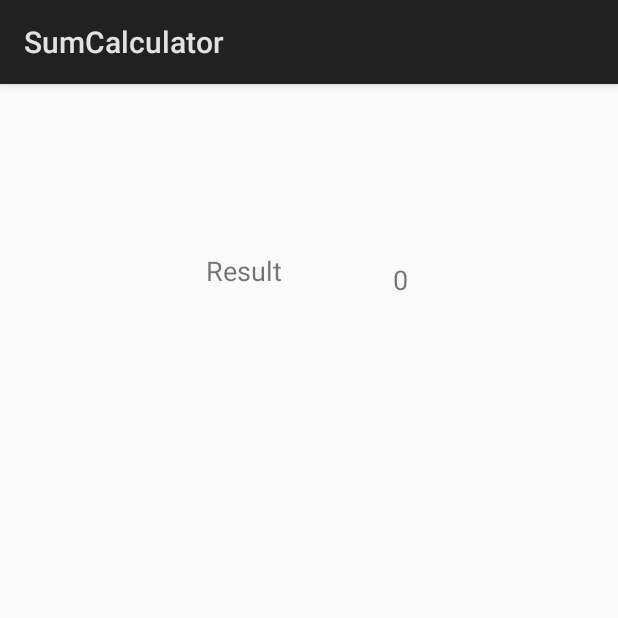
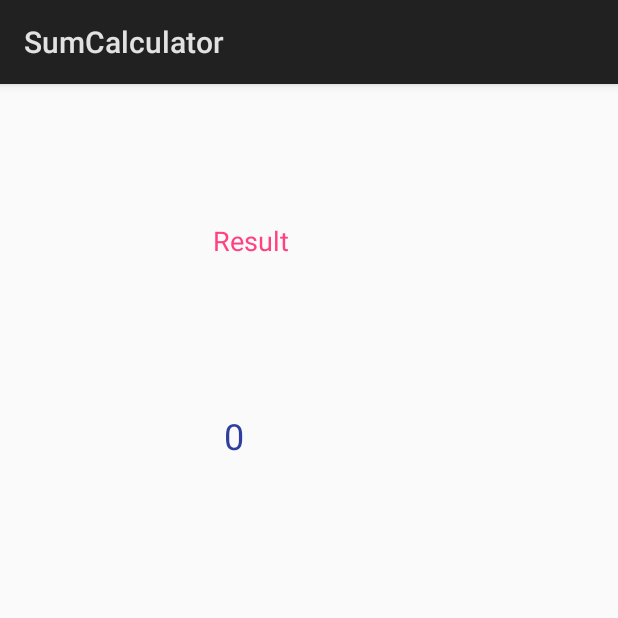
Before and after one commit to meylon1/SumCalculatorSecondActivity-master, an Android app: the SecondActivity screen opened directly, with no data from a screen before it, on a phone screen of 412 x 824 dp, the top half of it. Run offline under Robolectric (Android 15) with nearby library versions, the phone set to English and light mode, and no system bars; 2 statements that could not run were skipped.

Commit message:
final assignment 5

```diff
--- a/app/src/main/res/layout/activity_second.xml
+++ b/app/src/main/res/layout/activity_second.xml
@@ -8,25 +8,34 @@
 
     <TextView
         android:id="@+id/textView"
-        android:layout_width="wrap_content"
-        android:layout_height="wrap_content"
-        android:layout_marginEnd="8dp"
-        android:layout_marginStart="71dp"
-        android:layout_marginTop="112dp"
+        android:layout_width="87dp"
+        android:layout_height="34dp"
+        android:layout_marginTop="92dp"
         android:text="Result"
+        android:textColor="@color/colorAccent"
         android:textSize="18sp"
-        app:layout_constraintEnd_toStartOf="@+id/textView4"
+        app:layout_constraintEnd_toEndOf="parent"
+        app:layout_constraintHorizontal_bias="0.437"
+        app:layout_constraintLeft_toLeftOf="parent"
+        app:layout_constraintRight_toRightOf="parent"
         app:layout_constraintStart_toStartOf="parent"
         app:layout_constraintTop_toTopOf="parent" />
 
     <TextView
         android:id="@+id/textView4"
-        android:layout_width="wrap_content"
-        android:layout_height="wrap_content"
-        android:layout_marginEnd="140dp"
-        android:layout_marginTop="118dp"
+        android:layout_width="73dp"
+        android:layout_height="36dp"
+        android:layout_marginBottom="8dp"
+        android:layout_marginTop="24dp"
         android:text="0"
-        android:textSize="18sp"
+        android:textColor="@color/colorPrimaryDark"
+        android:textSize="24sp"
+        app:layout_constraintBottom_toBottomOf="parent"
         app:layout_constraintEnd_toEndOf="parent"
-        app:layout_constraintTop_toTopOf="parent" />
+        app:layout_constraintHorizontal_bias="0.44"
+        app:layout_constraintLeft_toLeftOf="parent"
+        app:layout_constraintRight_toRightOf="parent"
+        app:layout_constraintStart_toStartOf="parent"
+        app:layout_constraintTop_toBottomOf="@+id/textView"
+        app:layout_constraintVertical_bias="0.119" />
 </android.support.constraint.ConstraintLayout>
```
